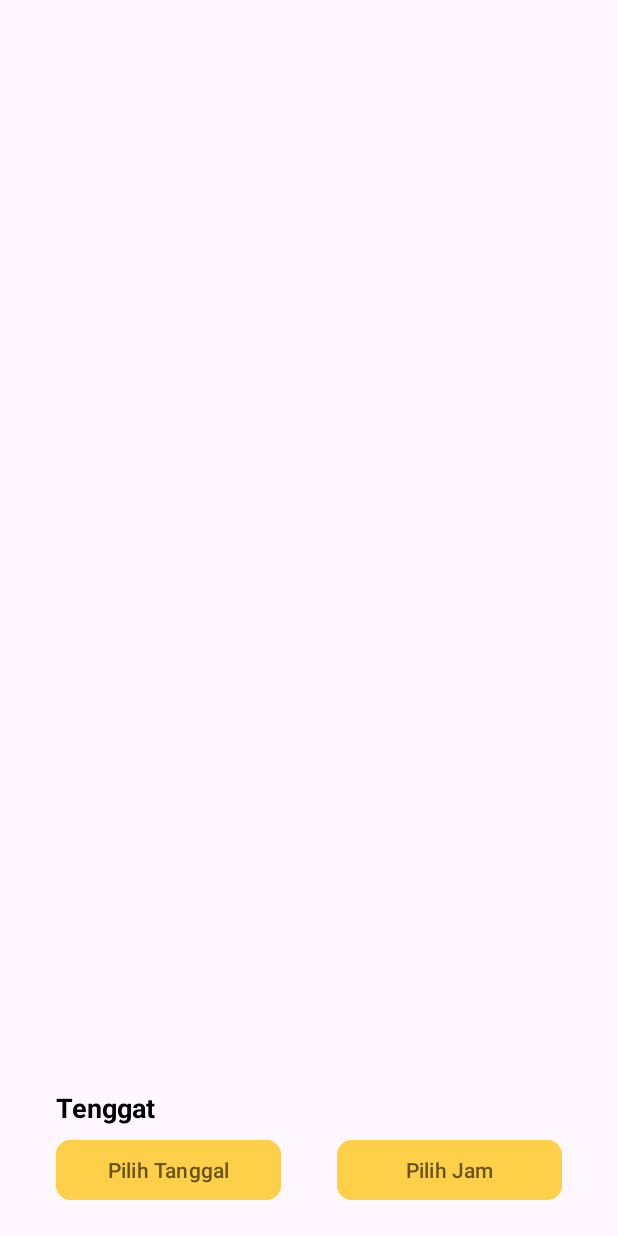
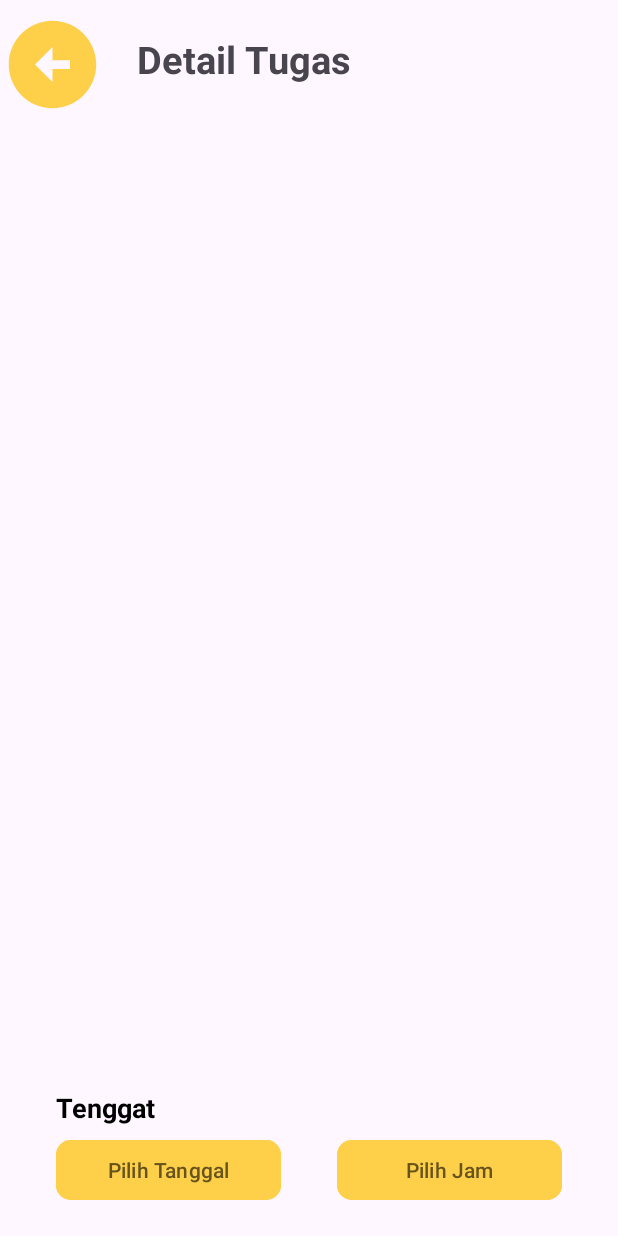
Before and after one commit to Bersama-Team/MariNugas, an Android app: the detail_tugas screen opened directly, with no data from a screen before it, on a phone screen of 412 x 824 dp. Run offline under Robolectric (Android 15) with nearby library versions, the phone set to English and light mode, and no system bars.

Commit message:
button back-Agnes

```diff
--- a/app/src/main/AndroidManifest.xml
+++ b/app/src/main/AndroidManifest.xml
@@ -14,10 +14,12 @@
         tools:targetApi="31">
         <activity
             android:name=".create_tugas"
-            android:exported="false" />
+            android:exported="true"
+            android:parentActivityName=".MainActivity"/>
         <activity
             android:name=".detail_tugas"
-            android:exported="false" />
+            android:exported="true"
+            android:parentActivityName=".MainActivity"/>
         <activity
             android:name=".list_tugas"
             android:exported="false" />
--- a/app/src/main/java/com/example/marinugas/detail_tugas.kt
+++ b/app/src/main/java/com/example/marinugas/detail_tugas.kt
@@ -7,6 +7,7 @@ import android.os.Bundle
 import android.widget.DatePicker
 import android.widget.TimePicker
 import android.widget.Button
+import android.widget.ImageView
 import android.widget.TextView
 import java.util.Calendar
 
@@ -29,6 +30,12 @@ class detail_tugas : AppCompatActivity(), DatePickerDialog.OnDateSetListener, Ti
         setContentView(R.layout.activity_detail_tugas)
         pickDate()
         pickTime()
+
+        val btn_back = findViewById<ImageView>(R.id.btn_back)
+
+        btn_back.setOnClickListener {
+            finish()
+        }
     }
 
     private fun getDateCalendar(){
--- /dev/null
+++ b/app/src/main/res/drawable/baseline_arrow_circle_left_24.xml
@@ -0,0 +1,5 @@
+<vector android:height="24dp" android:tint="#FED049"
+    android:viewportHeight="24" android:viewportWidth="24"
+    android:width="24dp" xmlns:android="http://schemas.android.com/apk/res/android">
+    <path android:fillColor="@android:color/white" android:pathData="M2,12c0,5.52 4.48,10 10,10s10,-4.48 10,-10c0,-5.52 -4.48,-10 -10,-10C6.48,2 2,6.48 2,12zM12,11l4,0v2l-4,0l0,3l-4,-4l4,-4L12,11z"/>
+</vector>
--- a/app/src/main/res/layout/activity_detail_tugas.xml
+++ b/app/src/main/res/layout/activity_detail_tugas.xml
@@ -6,6 +6,28 @@
     android:layout_height="match_parent"
     tools:context=".detail_tugas">
 
+    <TextView
+        android:id="@+id/titleDetailTask"
+        android:layout_width="wrap_content"
+        android:layout_height="wrap_content"
+        android:layout_margin="21dp"
+        android:text="@string/DetailTask"
+        android:textSize="25sp"
+        android:textStyle="bold"
+        app:layout_constraintLeft_toRightOf="@id/btn_back"
+        app:layout_constraintTop_toTopOf="parent"
+        app:layout_constraintBottom_toBottomOf="@+id/btn_back"/>
+
+    <ImageView
+        android:id="@+id/btn_back"
+        android:layout_width="70dp"
+        android:layout_height="70dp"
+        android:layout_margin="8dp"
+        android:layout_marginStart="4640dp"
+        android:src="@drawable/baseline_arrow_circle_left_24"
+        app:layout_constraintRight_toLeftOf="@id/titleDetailTask"
+        app:layout_constraintTop_toTopOf="parent"
+        />
     <TextView
         android:id="@+id/textTenggat"
         android:layout_width="wrap_content"
--- a/app/src/main/res/values/strings.xml
+++ b/app/src/main/res/values/strings.xml
@@ -1,3 +1,6 @@
 <resources>
     <string name="app_name">MariNugas</string>
+    <string name="AddTask">Tambahkan Tugas</string>
+    <string name="DetailTask">Detail Tugas</string>
+    <string name="btn_back">Kembali</string>
 </resources>
```
Also changed, not shown: app/src/main/res/layout/activity_create_tugas.xml (+21 -0 lines), app/src/main/res/menu/action_bar.xml (added, +10 -0 lines), 1 other file.
